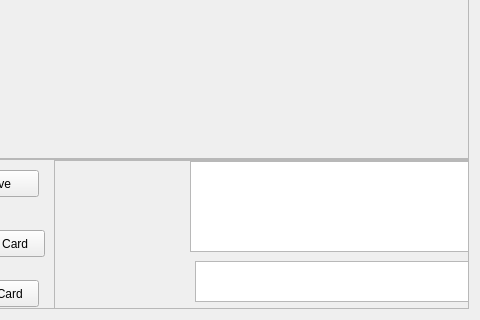
jasvir99/Journey_CSULB, file mainwindow.ui: the form before one commit; both pictures show x 268 to 748 and y 149 to 469 of the 748 by 469 pixel window.
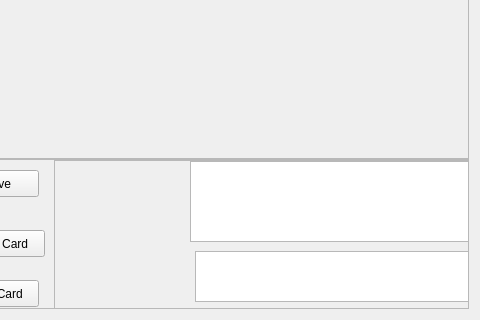
The form after the commit.

```diff
--- a/mainwindow.ui
+++ b/mainwindow.ui
@@ -342,7 +342,7 @@
             <x>135</x>
             <y>0</y>
             <width>641</width>
-            <height>91</height>
+            <height>81</height>
            </rect>
           </property>
          </widget>
@@ -350,9 +350,9 @@
           <property name="geometry">
            <rect>
             <x>140</x>
-            <y>100</y>
+            <y>90</y>
             <width>631</width>
-            <height>41</height>
+            <height>51</height>
            </rect>
           </property>
          </widget>
```
